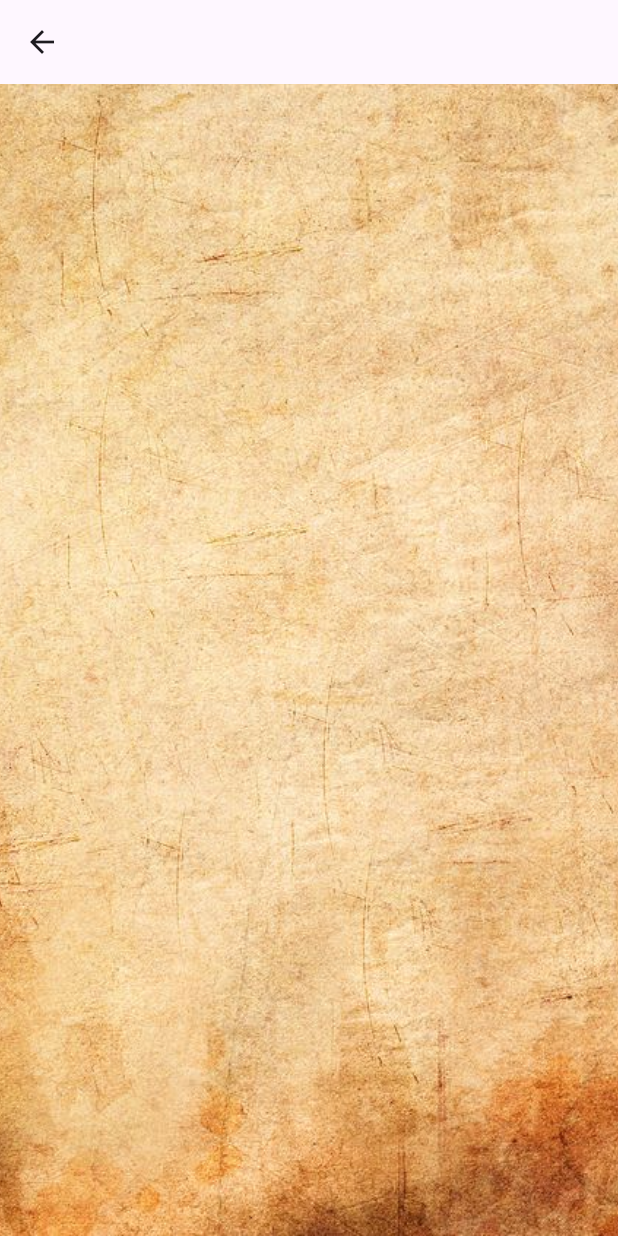
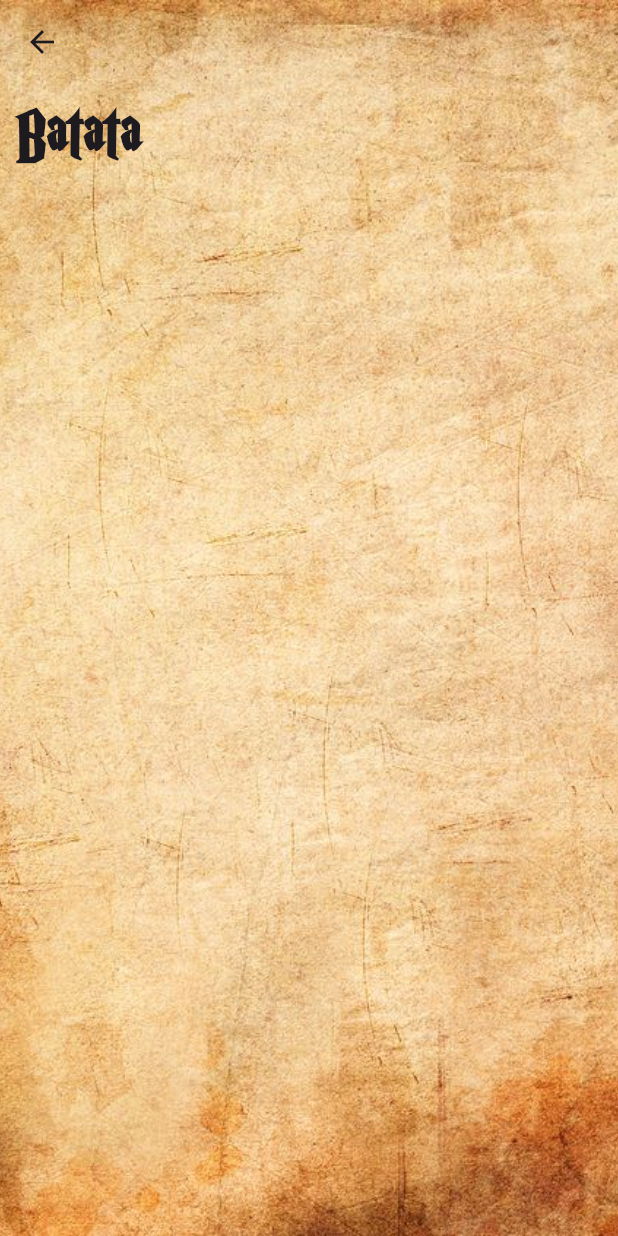
Before and after one commit to Rextecoetter/fhp, a Flutter app: the CharacterDetailPage screen opened directly, on a phone screen of 412 x 824 dp. Run offline on Flutter 3.47's test engine with Material 2 defaults, Android fonts, the phone set to English and light mode, and no system bars; our stand-ins replace bloc, dio, equatable, flutter_bloc, loading_animation_widget, pretty_dio_logger and 1 more.

Commit message:
novo envio

```diff
--- a/lib/app/pages/character_detail/character_detail_page.dart
+++ b/lib/app/pages/character_detail/character_detail_page.dart
@@ -1,8 +1,10 @@
+import 'package:fhp/app/core/ui/style/text_styles.dart';
+import 'package:fhp/app/models/character_model.dart';
 import 'package:fhp/app/pages/character_detail/character_detail_controller.dart';
-import 'package:fhp/app/pages/character_detail/chcaracter_detail_state.dart';
+import 'package:fhp/app/pages/character_detail/character_detail_state.dart';
 import 'package:flutter/material.dart';
 import 'package:flutter_bloc/flutter_bloc.dart';
-
+import 'package:provider/provider.dart';
 import '../../core/ui/helper/loader.dart';
 import '../../core/ui/helper/messages.dart';
 import '../../core/ui/style/colors_styles.dart';
@@ -15,13 +17,38 @@ class CharacterDetailPage extends StatefulWidget {
 }
 
 class _CharacterDetailPageState extends State<CharacterDetailPage> with Loader, Messages {
+  CharacterModel? characterModel;
+
+  @override
+  void initState() {
+    WidgetsBinding.instance.addPostFrameCallback((timeStamp) {
+      final param = ModalRoute.of(context)?.settings.arguments as CharacterModel;
+      context.read<CharacterDetailController>().initializing(param);
+
+      setState(() {
+        characterModel = param;
+      });
+    });
+    super.initState();
+  }
+
   @override
   Widget build(BuildContext context) {
     return DecoratedBox(
-        decoration: const BoxDecoration(
-          image: DecorationImage(image: AssetImage('assets/images/default_background.jpg'), fit: BoxFit.fitHeight),
+      decoration: const BoxDecoration(
+        image: DecorationImage(image: AssetImage('assets/images/default_background.jpg'), fit: BoxFit.fitHeight),
+      ),
+      child: Scaffold(
+        backgroundColor: Colors.transparent,
+        appBar: AppBar(
+          backgroundColor: Colors.transparent,
+          centerTitle: true,
+          title: Text(
+            characterModel?.name ?? '',
+            style: TextStyles.i.textTitleLabel.copyWith(color: ColorsStyles.i.hogwartsBlack),
+          ),
         ),
-        child: BlocConsumer<CharacterDetailController, ChcaracterDetailState>(
+        body: BlocConsumer<CharacterDetailController, CharacterDetailState>(
           listener: (context, state) {
             switch (state.status) {
               case CharacterDetailStateStatus.loading:
@@ -31,14 +58,16 @@ class _CharacterDetailPageState extends State<CharacterDetailPage> with Loader,
             }
           },
           builder: (context, state) {
-            return Scaffold(
-              backgroundColor: Colors.transparent,
-              appBar: AppBar(
-                centerTitle: true,
-                title: Text(state.character?.name ?? ''),
+            return Padding(
+              padding: const EdgeInsets.fromLTRB(10, 0, 10, 0),
+              child: Text(
+                'Batata',
+                style: TextStyles.i.textExtraBold.copyWith(fontSize: 50, color: state.colorA),
               ),
             );
           },
-        ));
+        ),
+      ),
+    );
   }
 }
--- a/lib/app/pages/character_detail/character_detail_router.dart
+++ b/lib/app/pages/character_detail/character_detail_router.dart
@@ -1,3 +1,4 @@
+import 'package:fhp/app/core/custom_dio/custom_dio.dart';
 import 'package:fhp/app/pages/character_detail/character_detail_controller.dart';
 import 'package:fhp/app/pages/character_detail/character_detail_page.dart';
 import 'package:fhp/app/repositories/character_repository/character_repository.dart';
@@ -10,12 +11,12 @@ class CharacterDetailRouter {
 
   static Widget get page => MultiProvider(
         providers: [
+          Provider<CharacterRepository>(
+            create: (context) => CharacterRepositoryImpl(dio: context.read<CustomDio>()),
+          ),
           Provider<CharacterDetailController>(
             create: (context) => CharacterDetailController(context.read()),
           ),
-          Provider<CharacterRepository>(
-            create: (context) => CharacterRepositoryImpl(dio: context.read()),
-          )
         ],
         builder: (context, child) => const CharacterDetailPage(),
       );
--- /dev/null
+++ b/lib/app/pages/character_detail/character_detail_state.dart
@@ -0,0 +1,43 @@
+import 'package:equatable/equatable.dart';
+import 'package:flutter/material.dart';
+
+import 'package:fhp/app/models/character_model.dart';
+
+enum CharacterDetailStateStatus {
+  initial,
+  loading,
+  loaded,
+  error,
+}
+
+class CharacterDetailState extends Equatable {
+  final CharacterDetailStateStatus status;
+  final CharacterModel? character;
+  final Color? colorA;
+  final Color? colorB;
+
+  const CharacterDetailState({required this.status, this.character, this.colorA, this.colorB});
+
+  @override
+  List<Object?> get props => [status, character, colorA, colorB];
+
+  const CharacterDetailState.inicial()
+      : status = CharacterDetailStateStatus.initial,
+        character = null,
+        colorA = null,
+        colorB = null;
+
+  CharacterDetailState copyWith({
+    CharacterDetailStateStatus? status,
+    CharacterModel? character,
+    Color? colorA,
+    Color? colorB,
+  }) {
+    return CharacterDetailState(
+      status: status ?? this.status,
+      character: character ?? this.character,
+      colorA: colorA ?? this.colorA,
+      colorB: colorB ?? this.colorB,
+    );
+  }
+}
--- a/lib/app/pages/character_detail/chcaracter_detail_state.dart
+++ /dev/null
@@ -1,36 +0,0 @@
-import 'package:equatable/equatable.dart';
-
-import 'package:fhp/app/models/character_model.dart';
-
-enum CharacterDetailStateStatus {
-  initial,
-  loading,
-  loaded,
-  error,
-}
-
-class ChcaracterDetailState extends Equatable {
-  final CharacterDetailStateStatus status;
-  final CharacterModel? character;
-
-  const ChcaracterDetailState({required this.status, this.character});
-
-  @override
-  List<Object?> get props => [status, character];
-
-  const ChcaracterDetailState.inicial()
-      : status = CharacterDetailStateStatus.initial,
-        character = null;
-
-
-
-  ChcaracterDetailState copyWith({
-    CharacterDetailStateStatus? status,
-    CharacterModel? character,
-  }) {
-    return ChcaracterDetailState(
-      status: status ?? this.status,
-      character: character ?? this.character,
-    );
-  }
-}
--- a/lib/app/pages/characters/characters_page.dart
+++ b/lib/app/pages/characters/characters_page.dart
@@ -90,7 +90,7 @@ class _CharactersPageState extends State<CharactersPage> with Loader, Messages {
                         child: ListView.builder(
                       itemCount: state.characters.length,
                       itemBuilder: (context, index) {
-                        return CharacterTile(characterName: state.characters[index].name);
+                        return CharacterTile(character: state.characters[index]);
                       },
                     )),
                     Builder(
--- a/lib/app/pages/characters/characters_router.dart
+++ b/lib/app/pages/characters/characters_router.dart
@@ -13,9 +13,7 @@ class CharactersRouter {
   static Widget get page => MultiProvider(
         providers: [
           Provider<CharacterRepository>(
-            create: (context) => CharacterRepositoryImpl(
-              dio: context.read<CustomDio>(),
-            ),
+            create: (context) => CharacterRepositoryImpl(dio: context.read<CustomDio>()),
           ),
           Provider<CharactersController>(
             create: (context) => CharactersController(context.read()),
```
Also changed, not shown: lib/app/pages/character_detail/character_detail_controller.dart (+29 -8 lines), lib/app/pages/characters/characters_controller.dart (+45 -23 lines), lib/app/pages/characters/widgets/character_tile.dart (+8 -4 lines), lib/app/pages/characters/widgets/modal_botton_sheet_filter.dart (+24 -9 lines).
